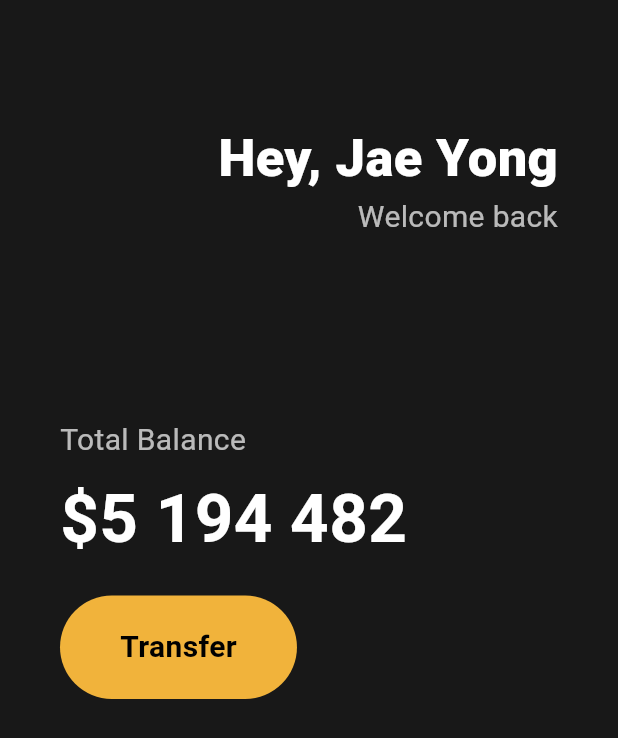
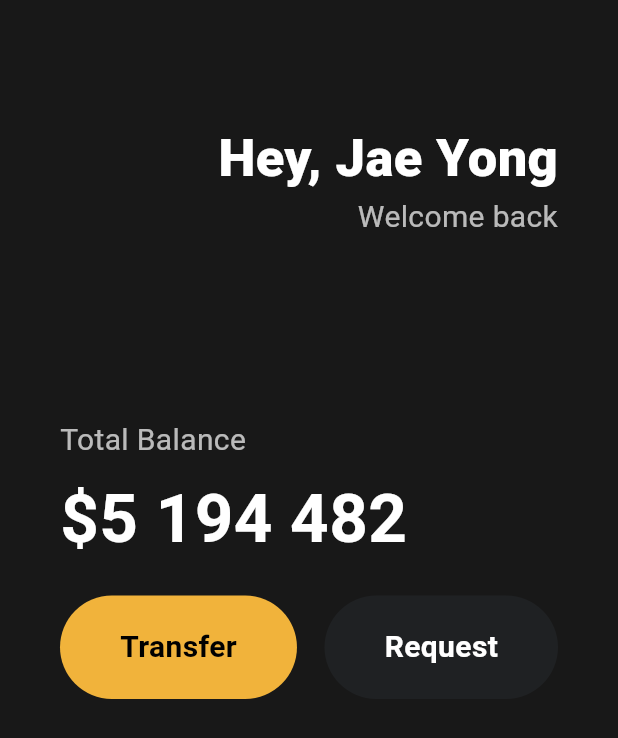
Before and after one commit to lonely-wolf-howl/flutter-wallet-app, a Flutter app: the screen it shows after launch, on a phone screen of 412 x 824 dp. Shown: the top 738 px of the screen. Run offline on Flutter 3.47's test engine with Material 3 defaults, Android fonts, the phone set to English and light mode, and no system bars.

Commit message:
add and refact.

```diff
--- a/lib/main.dart
+++ b/lib/main.dart
@@ -1,4 +1,7 @@
 import 'package:flutter/material.dart';
+import 'widgets/action_button.dart';
+import 'widgets/user_greeting.dart';
+import 'widgets/balance_display.dart';
 
 void main() {
   runApp(const App());
@@ -46,21 +49,22 @@ class HomeScreen extends StatelessWidget {
               SizedBox(height: 80),
               UserGreeting(),
               SizedBox(height: 120),
-              Text(
-                'Total Balance',
-                style: TextStyle(color: Colors.white70, fontSize: 20),
+              BalanceDisplay(),
+              SizedBox(height: 20),
+              Row(
+                mainAxisAlignment: MainAxisAlignment.spaceBetween,
+                children: [
+                  ActionButton(
+                    text: 'Transfer',
+                    backgroundColor: Color(0xFFF1B33B),
+                  ),
+                  ActionButton(
+                    text: 'Request',
+                    backgroundColor: Color(0xFF1F2123),
+                    textColor: Colors.white,
+                  ),
+                ],
               ),
-              SizedBox(height: 5),
-              Text(
-                '\$5 194 482',
-                style: TextStyle(
-                  color: Colors.white,
-                  fontSize: 45,
-                  fontWeight: FontWeight.w600,
-                ),
-              ),
-              SizedBox(height: 20),
-              TransferButton(),
             ],
           ),
         ),
@@ -68,54 +72,3 @@ class HomeScreen extends StatelessWidget {
     );
   }
 }
-
-class UserGreeting extends StatelessWidget {
-  const UserGreeting({super.key});
-
-  @override
-  Widget build(BuildContext context) {
-    return const Row(
-      mainAxisAlignment: MainAxisAlignment.end,
-      children: [
-        Column(
-          crossAxisAlignment: CrossAxisAlignment.end,
-          children: [
-            Text(
-              'Hey, Jae Yong',
-              style: TextStyle(
-                color: Colors.white,
-                fontSize: 35,
-                fontWeight: FontWeight.w800,
-              ),
-            ),
-            Text(
-              'Welcome back',
-              style: TextStyle(color: Colors.white70, fontSize: 20),
-            ),
-          ],
-        ),
-      ],
-    );
-  }
-}
-
-class TransferButton extends StatelessWidget {
-  const TransferButton({super.key});
-
-  @override
-  Widget build(BuildContext context) {
-    return Container(
-      decoration: BoxDecoration(
-        color: const Color(0xFFF1B33B),
-        borderRadius: BorderRadius.circular(45),
-      ),
-      child: const Padding(
-        padding: EdgeInsets.symmetric(vertical: 20, horizontal: 40),
-        child: Text(
-          'Transfer',
-          style: TextStyle(color: Colors.black, fontWeight: FontWeight.w600),
-        ),
-      ),
-    );
-  }
-}
--- /dev/null
+++ b/lib/widgets/action_button.dart
@@ -0,0 +1,31 @@
+import 'package:flutter/material.dart';
+
+class ActionButton extends StatelessWidget {
+  final String text;
+  final Color backgroundColor;
+  final Color textColor;
+
+  const ActionButton({
+    super.key,
+    required this.text,
+    required this.backgroundColor,
+    this.textColor = Colors.black,
+  });
+
+  @override
+  Widget build(BuildContext context) {
+    return Container(
+      decoration: BoxDecoration(
+        color: backgroundColor,
+        borderRadius: BorderRadius.circular(45),
+      ),
+      child: Padding(
+        padding: const EdgeInsets.symmetric(vertical: 20, horizontal: 40),
+        child: Text(
+          text,
+          style: TextStyle(color: textColor, fontWeight: FontWeight.w600),
+        ),
+      ),
+    );
+  }
+}
--- /dev/null
+++ b/lib/widgets/balance_display.dart
@@ -0,0 +1,27 @@
+import 'package:flutter/material.dart';
+
+class BalanceDisplay extends StatelessWidget {
+  const BalanceDisplay({super.key});
+
+  @override
+  Widget build(BuildContext context) {
+    return const Column(
+      crossAxisAlignment: CrossAxisAlignment.start,
+      children: [
+        Text(
+          'Total Balance',
+          style: TextStyle(color: Colors.white70, fontSize: 20),
+        ),
+        SizedBox(height: 5),
+        Text(
+          '\$5 194 482',
+          style: TextStyle(
+            color: Colors.white,
+            fontSize: 45,
+            fontWeight: FontWeight.w600,
+          ),
+        ),
+      ],
+    );
+  }
+}
--- /dev/null
+++ b/lib/widgets/user_greeting.dart
@@ -0,0 +1,31 @@
+import 'package:flutter/material.dart';
+
+class UserGreeting extends StatelessWidget {
+  const UserGreeting({super.key});
+
+  @override
+  Widget build(BuildContext context) {
+    return const Row(
+      mainAxisAlignment: MainAxisAlignment.end,
+      children: [
+        Column(
+          crossAxisAlignment: CrossAxisAlignment.end,
+          children: [
+            Text(
+              'Hey, Jae Yong',
+              style: TextStyle(
+                color: Colors.white,
+                fontSize: 35,
+                fontWeight: FontWeight.w800,
+              ),
+            ),
+            Text(
+              'Welcome back',
+              style: TextStyle(color: Colors.white70, fontSize: 20),
+            ),
+          ],
+        ),
+      ],
+    );
+  }
+}
```
